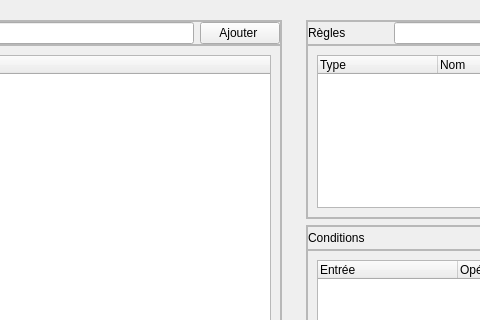
Above: data/formrules.ui from calaos/calaos_installer before the change; both pictures show x 144 to 624 and y 0 to 320 of the 875 by 648 pixel window. Below: the same form after it.
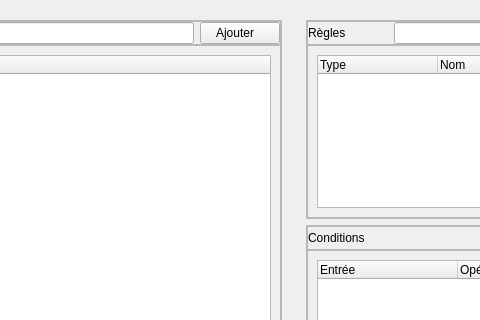
That is the form after the change. Icons and pictures are not drawn. Custom widgets are drawn as their Qt base class.

The edit to the form file:
```diff
--- a/data/formrules.ui
+++ b/data/formrules.ui
@@ -172,7 +172,7 @@
                </sizepolicy>
               </property>
               <property name="text">
-               <string>Ajouter </string>
+               <string>Ajouter   </string>
               </property>
               <property name="icon">
                <iconset resource="resources.qrc">
```
